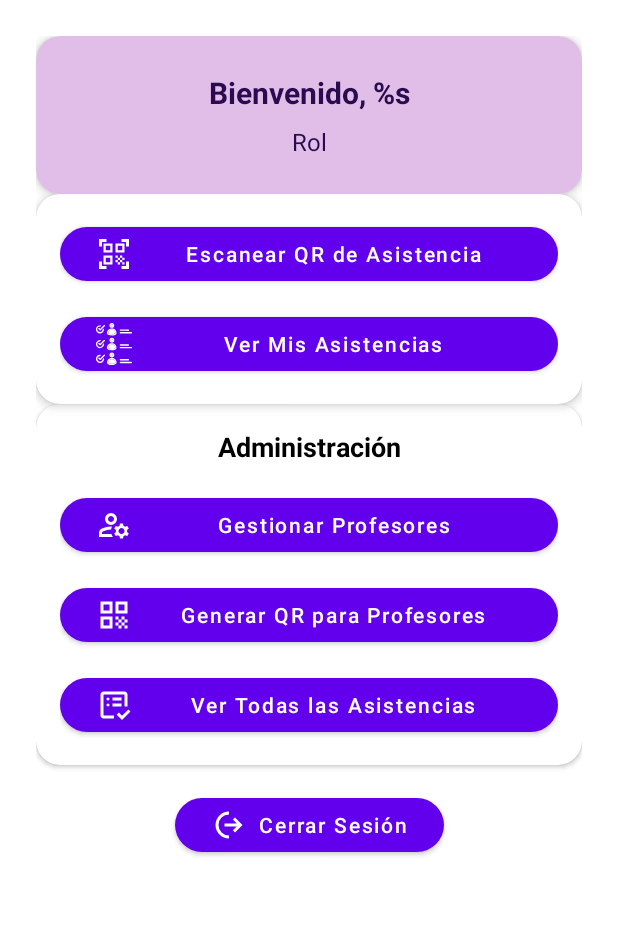
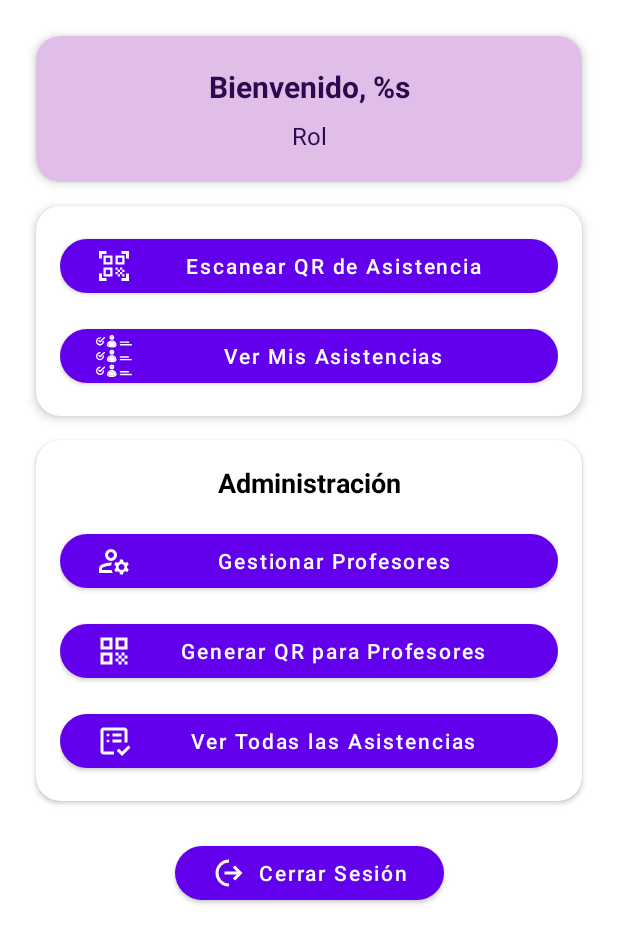
Before and after one commit to Oscardm22/AsistenciaQR, an Android app: the layout activity_main.xml on its own in the app's theme, with its tools: preview values and no code run, on a phone screen of 412 x 824 dp. Shown: the top 943 px of the screen. Run offline under Robolectric (Android 15) with nearby library versions, the phone set to English and light mode, and no system bars.

Commit message:
rediseño cardview

```diff
--- a/app/src/main/res/layout/activity_main.xml
+++ b/app/src/main/res/layout/activity_main.xml
@@ -11,14 +11,14 @@
     <androidx.constraintlayout.widget.ConstraintLayout
         android:layout_width="match_parent"
         android:layout_height="wrap_content"
-        android:padding="24dp">
+        android:padding="0dp">
 
-        <!-- Header con información del usuario -->
         <com.google.android.material.card.MaterialCardView
             android:id="@+id/cardUserInfo"
             android:layout_width="0dp"
             android:layout_height="wrap_content"
-            android:layout_marginBottom="32dp"
+            android:layout_margin="24dp"
+            android:layout_marginBottom="40dp"
             app:cardBackgroundColor="@color/purple_100"
             app:cardCornerRadius="16dp"
             app:cardElevation="4dp"
@@ -30,7 +30,7 @@
                 android:layout_width="match_parent"
                 android:layout_height="wrap_content"
                 android:orientation="vertical"
-                android:padding="24dp">
+                android:padding="20dp">
 
                 <TextView
                     android:id="@+id/tvWelcome"
@@ -57,12 +57,14 @@
             </LinearLayout>
         </com.google.android.material.card.MaterialCardView>
 
-        <!-- Funcionalidades principales -->
         <com.google.android.material.card.MaterialCardView
             android:id="@+id/cardMainFunctions"
             android:layout_width="0dp"
             android:layout_height="wrap_content"
-            android:layout_marginBottom="24dp"
+            android:layout_marginStart="24dp"
+            android:layout_marginEnd="24dp"
+            android:layout_marginTop="16dp"
+            android:layout_marginBottom="32dp"
             app:cardCornerRadius="16dp"
             app:cardElevation="4dp"
             app:layout_constraintEnd_toEndOf="parent"
@@ -96,12 +98,14 @@
             </LinearLayout>
         </com.google.android.material.card.MaterialCardView>
 
-        <!-- Sección de administración -->
         <com.google.android.material.card.MaterialCardView
             android:id="@+id/cardAdminSection"
             android:layout_width="0dp"
             android:layout_height="wrap_content"
-            android:layout_marginBottom="24dp"
+            android:layout_marginStart="24dp"
+            android:layout_marginEnd="24dp"
+            android:layout_marginTop="16dp"
+            android:layout_marginBottom="32dp"
             app:cardCornerRadius="16dp"
             app:cardElevation="2dp"
             app:layout_constraintEnd_toEndOf="parent"
@@ -156,12 +160,12 @@
             </LinearLayout>
         </com.google.android.material.card.MaterialCardView>
 
-        <!-- Botón de logout -->
         <com.google.android.material.button.MaterialButton
             android:id="@+id/btnLogout"
             android:layout_width="wrap_content"
             android:layout_height="wrap_content"
-            android:layout_marginTop="16dp"
+            android:layout_margin="24dp"
+            android:layout_marginTop="24dp"
             android:text="@string/logout"
             app:icon="@drawable/ic_logout"
             app:iconGravity="start"
```
